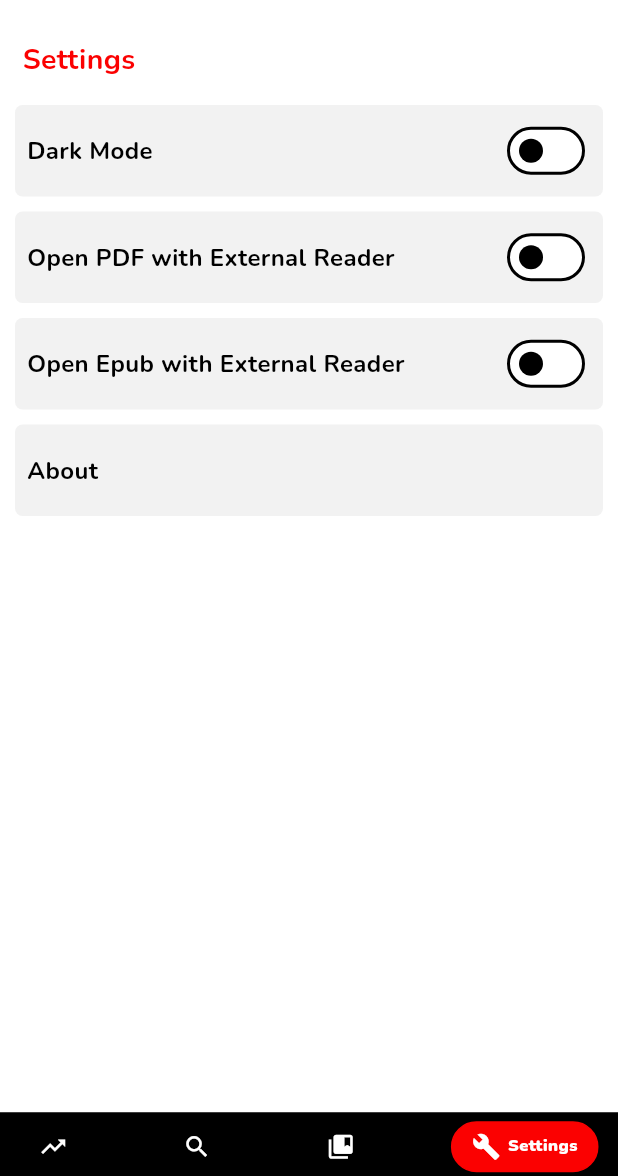
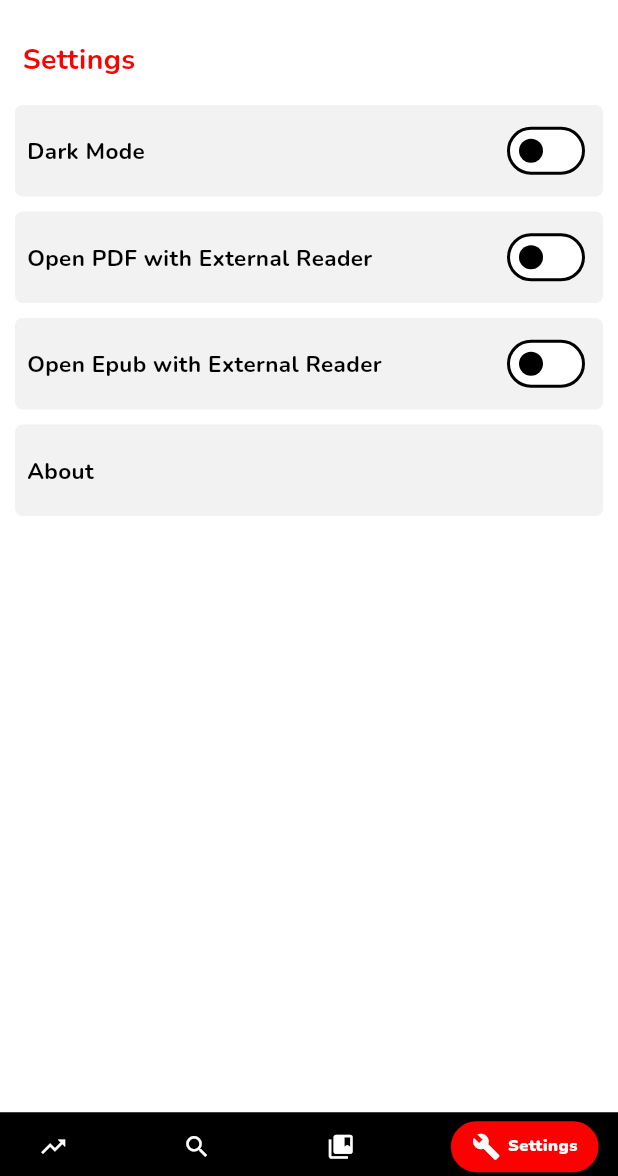
Before and after one commit to dstark5/Openlib, a Flutter app: the screen it shows after launch, item 4 of the bottom bar chosen, on a phone screen of 412 x 824 dp, the part 60-1236 px from its top. Run offline on Flutter 3.47's test engine with Material 2 defaults, Android fonts, the phone set to English and light mode, and no system bars; drawn by our look-alikes of google_nav_bar; our stand-ins replace cached_network_image, dio, flutter_riverpod, flutter_svg, google_fonts, open_file and 2 more; missing offline and left inert: epub_view, flutter_pdfview, vocsy_epub_viewer; accounts and stored records are empty; network calls fail.

```diff
--- a/lib/ui/settings_page.dart
+++ b/lib/ui/settings_page.dart
@@ -29,7 +29,7 @@ class SettingsPage extends ConsumerWidget {
                 Text(
                   "Dark Mode",
                   style: TextStyle(
-                    fontSize: 16,
+                    fontSize: 15,
                     fontWeight: FontWeight.bold,
                     color: Theme.of(context).colorScheme.tertiary,
                   ),
@@ -51,7 +51,7 @@ class SettingsPage extends ConsumerWidget {
                 Text(
                   "Open PDF with External Reader",
                   style: TextStyle(
-                    fontSize: 16,
+                    fontSize: 15,
                     fontWeight: FontWeight.bold,
                     color: Theme.of(context).colorScheme.tertiary,
                   ),
@@ -75,7 +75,7 @@ class SettingsPage extends ConsumerWidget {
                 Text(
                   "Open Epub with External Reader",
                   style: TextStyle(
-                    fontSize: 16,
+                    fontSize: 15,
                     fontWeight: FontWeight.bold,
                     color: Theme.of(context).colorScheme.tertiary,
                   ),
@@ -107,7 +107,7 @@ class SettingsPage extends ConsumerWidget {
                 Text(
                   "About",
                   style: TextStyle(
-                    fontSize: 16,
+                    fontSize: 15,
                     fontWeight: FontWeight.bold,
                     color: Theme.of(context).colorScheme.tertiary,
                   ),
```
Also changed, not shown: lib/services/files.dart (+1 -22 lines).
